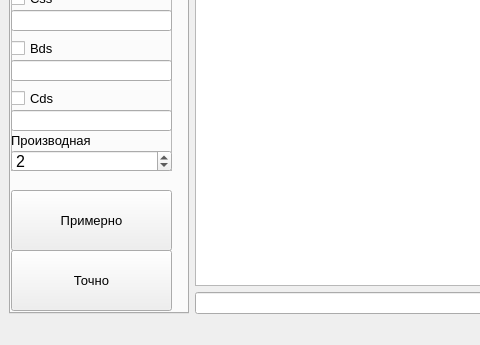
Old version of the form to_develop/frame.ui in the repository Olecon/Simplex_V2; both pictures show x 0 to 480 and y 214 to 559 of the 811 by 559 pixel window.
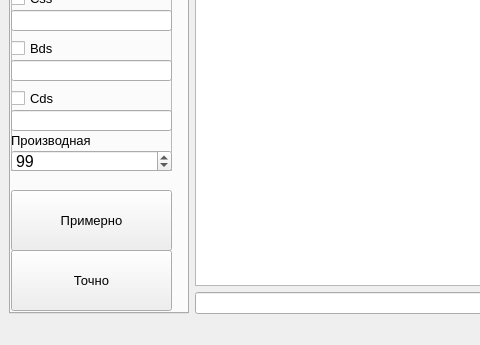
New version of the form. The open tabs and pages were chosen to show the change.

```diff
--- a/to_develop/frame.ui
+++ b/to_develop/frame.ui
@@ -489,7 +489,7 @@
             <number>2</number>
            </property>
            <property name="maximum">
-            <number>10</number>
+            <number>100</number>
            </property>
           </widget>
           <widget class="QCheckBox" name="Bds">
```
Left out of the diff: 12 changed lines with no effect on the pictures.
